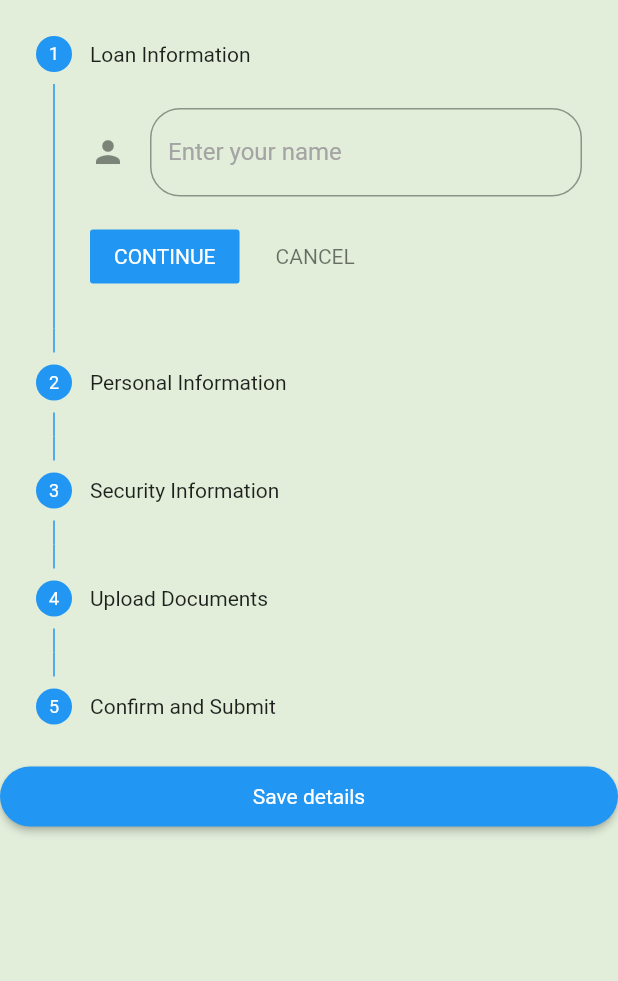
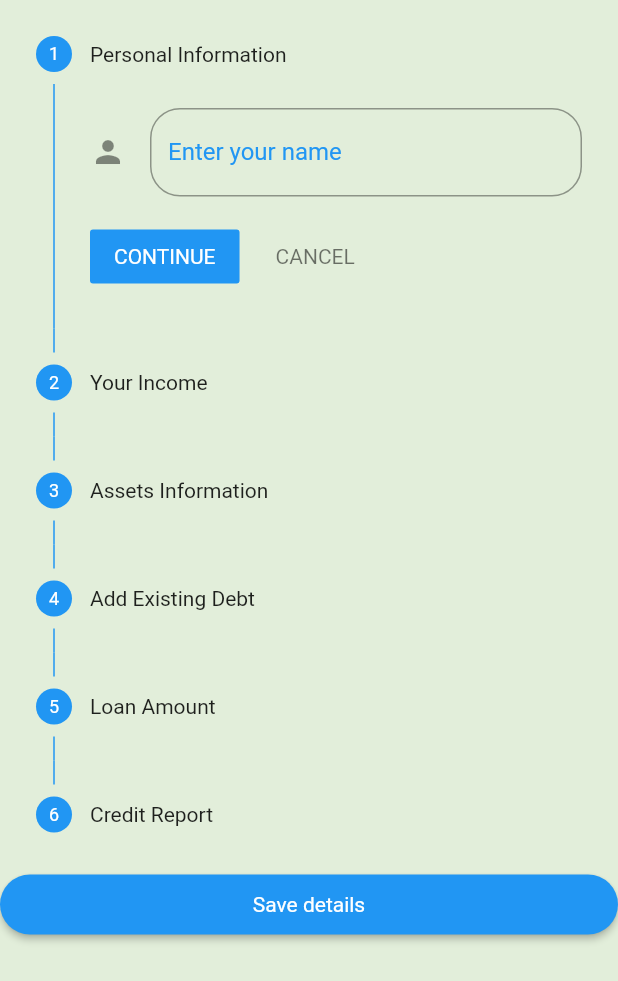
Before and after one commit to RoboCOVA/ligmone, a Flutter app: the StepperBody widget shown alone on an empty page, opened directly, on a phone screen of 412 x 824 dp. Shown: the top 981 px of the screen. Run offline on Flutter 3.47's test engine with Material 2 defaults, Android fonts, the light colour scheme and no system bars; our stand-ins replace cloud_firestore, firebase_auth, firebase_storage, font_awesome_flutter, google_fonts, google_sign_in and 2 more; missing offline and left inert: flutter_facebook_login; accounts and stored records are empty.

Commit message:
added scroll to application steps page

```diff
--- a/lib/loginScreen/applicationForm.dart
+++ b/lib/loginScreen/applicationForm.dart
@@ -1,9 +1,11 @@
 import 'package:flutter/material.dart';
+import 'package:flutter/rendering.dart';
 import 'package:font_awesome_flutter/font_awesome_flutter.dart';
 //import 'package:ligmone/screens/bottomNavigation.dart';
 import 'package:ligmone/screens/costPlan.dart';
 
 List<GlobalKey<FormState>> formKeys = [
+  GlobalKey<FormState>(),
   GlobalKey<FormState>(),
   GlobalKey<FormState>(),
   GlobalKey<FormState>(),
@@ -27,6 +29,7 @@ class MyData {
 }
 
 class MyAppScreenMode extends State<ApplicationForm> {
+  ScrollController _scrollController = new ScrollController();
   @override
   Widget build(BuildContext context) {
     return Scaffold(
@@ -50,6 +53,7 @@ class MyAppScreenMode extends State<ApplicationForm> {
                   ),
                 }),
       ),
+
       body: StepperBody(),
     );
   }
@@ -84,7 +88,7 @@ class _StepperBodyState extends State<StepperBody> {
 
   List<Step> steps = [
     Step(
-        title: const Text('Loan Information'),
+        title: const Text('Personal Information'),
         //subtitle: const Text('Enter your name'),
         isActive: true,
         //state: StepState.error,
@@ -120,7 +124,7 @@ class _StepperBodyState extends State<StepperBody> {
           ),
         )),
     Step(
-        title: const Text('Personal Information'),
+        title: const Text('Your Income'),
         //subtitle: const Text('Subtitle'),
         isActive: true,
         //state: StepState.editing,
@@ -130,12 +134,12 @@ class _StepperBodyState extends State<StepperBody> {
           child: Column(
             children: <Widget>[
               TextFormField(
-                keyboardType: TextInputType.phone,
+                keyboardType: TextInputType.number,
                 autocorrect: false,
                 // ignore: missing_return
                 validator: (value) {
                   if (value.isEmpty || value.length < 10) {
-                    return 'Please enter valid number';
+                    return 'Please enter your income';
                   }
                 },
                 onSaved: (String value) {
@@ -143,9 +147,9 @@ class _StepperBodyState extends State<StepperBody> {
                 },
                 maxLines: 1,
                 decoration: InputDecoration(
-                    labelText: 'Enter your number',
-                    hintText: 'Enter a number',
-                    icon: const Icon(Icons.phone),
+                    labelText: 'Enter your income',
+                    hintText: 'Enter an income',
+                    icon: const Icon(Icons.attach_money),
                     labelStyle:
                         TextStyle(decorationStyle: TextDecorationStyle.solid)),
               ),
@@ -153,7 +157,7 @@ class _StepperBodyState extends State<StepperBody> {
           ),
         )),
     Step(
-        title: const Text('Security Information'),
+        title: const Text('Assets Information'),
         // subtitle: const Text('Subtitle'),
         isActive: true,
         state: StepState.indexed,
@@ -163,12 +167,12 @@ class _StepperBodyState extends State<StepperBody> {
           child: Column(
             children: <Widget>[
               TextFormField(
-                keyboardType: TextInputType.emailAddress,
+                keyboardType: TextInputType.text,
                 autocorrect: false,
                 // ignore: missing_return
                 validator: (value) {
-                  if (value.isEmpty || !value.contains('@')) {
-                    return 'Please enter valid email';
+                  if (value.isEmpty) {
+                    return 'Please enter your assets, e.g house, apartment';
                   }
                 },
                 onSaved: (String value) {
@@ -176,9 +180,9 @@ class _StepperBodyState extends State<StepperBody> {
                 },
                 maxLines: 1,
                 decoration: InputDecoration(
-                    labelText: 'Enter your email',
-                    hintText: 'Enter a email address',
-                    icon: const Icon(Icons.email),
+                    labelText: 'Add your Asset',
+                    hintText: 'Please add your asset',
+                    icon: const Icon(Icons.home),
                     labelStyle:
                         TextStyle(decorationStyle: TextDecorationStyle.solid)),
               ),
@@ -186,7 +190,7 @@ class _StepperBodyState extends State<StepperBody> {
           ),
         )),
     Step(
-        title: const Text('Upload Documents'),
+        title: const Text('Add Existing Debt'),
         // subtitle: const Text('Subtitle'),
         isActive: true,
         state: StepState.indexed,
@@ -196,12 +200,12 @@ class _StepperBodyState extends State<StepperBody> {
           child: Column(
             children: <Widget>[
               TextFormField(
-                keyboardType: TextInputType.emailAddress,
+                keyboardType: TextInputType.number,
                 autocorrect: false,
                 // ignore: missing_return
                 validator: (value) {
-                  if (value.isEmpty || !value.contains('@')) {
-                    return 'Please enter add all Documents';
+                  if (value.isEmpty) {
+                    return 'Please enter add if you have a debt';
                   }
                 },
                 onSaved: (String value) {
@@ -209,9 +213,9 @@ class _StepperBodyState extends State<StepperBody> {
                 },
                 maxLines: 1,
                 decoration: InputDecoration(
-                    labelText: 'Enter your email',
-                    hintText: 'Enter a email address',
-                    icon: const Icon(Icons.email),
+                    labelText: 'add your debt',
+                    hintText: 'Enter your debt, if applicable',
+                    icon: const Icon(Icons.money_off),
                     labelStyle:
                         TextStyle(decorationStyle: TextDecorationStyle.solid)),
               ),
@@ -219,7 +223,7 @@ class _StepperBodyState extends State<StepperBody> {
           ),
         )),
     Step(
-        title: const Text('Confirm and Submit'),
+        title: const Text('Loan Amount'),
         // subtitle: const Text('Subtitle'),
         isActive: true,
         state: StepState.indexed,
@@ -232,8 +236,8 @@ class _StepperBodyState extends State<StepperBody> {
                 autocorrect: false,
                 // ignore: missing_return
                 validator: (value) {
-                  if (value.isEmpty || value.length > 2) {
-                    return 'Please enter valid age';
+                  if (value.isEmpty || value.length < 3) {
+                    return 'Please enter valid number';
                   }
                 },
                 maxLines: 1,
@@ -241,8 +245,8 @@ class _StepperBodyState extends State<StepperBody> {
                   data.age = value;
                 },
                 decoration: InputDecoration(
-                    labelText: 'Enter your age',
-                    hintText: 'Enter age',
+                    labelText: 'Enter Amount of loan',
+                    hintText: 'Enter Amount of loan',
                     icon: const Icon(Icons.explicit),
                     labelStyle:
                         TextStyle(decorationStyle: TextDecorationStyle.solid)),
@@ -250,12 +254,38 @@ class _StepperBodyState extends State<StepperBody> {
             ],
           ),
         )),
-    //  Step(
-    //     title: const Text('Fifth Step'),
-    //     subtitle: const Text('Subtitle'),
-    //     isActive: true,
-    //     state: StepState.complete,
-    //     content: const Text('Enjoy Step Fifth'))
+    Step(
+        title: const Text('Credit Report'),
+        // subtitle: const Text('Subtitle'),
+        isActive: true,
+        state: StepState.indexed,
+        content: Form(
+          key: formKeys[5],
+          child: Column(
+            children: <Widget>[
+              TextFormField(
+                keyboardType: TextInputType.text,
+                autocorrect: false,
+                // ignore: missing_return
+                validator: (value) {
+                  if (value.isEmpty || value.length > 4) {
+                    return 'Please enter valid number';
+                  }
+                },
+                maxLines: 1,
+                onSaved: (String value) {
+                  data.age = value;
+                },
+                decoration: InputDecoration(
+                    labelText: 'Enter Your Credit',
+                    hintText: 'Enter Your Credit Report',
+                    icon: const Icon(Icons.explicit),
+                    labelStyle:
+                        TextStyle(decorationStyle: TextDecorationStyle.solid)),
+              ),
+            ],
+          ),
+        )),
   ];
 
   @override
@@ -282,15 +312,13 @@ class _StepperBodyState extends State<StepperBody> {
             child: AlertDialog(
               title: Text("Details"),
               //content:  Text("Hello World"),
-              content: SingleChildScrollView(
-                child: ListBody(
+              content: ListBody(
                 children: <Widget>[
                   Text("Name : " + data.name),
                   Text("Phone : " + data.phone),
                   Text("Email : " + data.email),
                   Text("Age : " + data.age),
                 ],
-                ),
               ),
               actions: <Widget>[
                 FlatButton(
@@ -307,6 +335,7 @@ class _StepperBodyState extends State<StepperBody> {
     return Container(
       child: ListView(children: <Widget>[
         Stepper(
+          physics: ClampingScrollPhysics(),
           steps: steps,
           type: StepperType.vertical,
           currentStep: this.currStep,
@@ -344,6 +373,7 @@ class _StepperBodyState extends State<StepperBody> {
           onPressed: _submitDetails,
           color: Colors.blue,
         ),
-    ]));
+      ]),
+    );
   }
 }
--- a/lib/screens/costPlan.dart
+++ b/lib/screens/costPlan.dart
@@ -31,7 +31,7 @@ class _CostPlanState extends State<CostPlan> {
                 }),
         title: Text("Plans"),
         actions: <Widget>[
-          IconButton(icon: Icon(FontAwesomeIcons.coins), onPressed: () {}),
+          // IconButton(icon: Icon(FontAwesomeIcons.coins), onPressed: () {}),
           IconButton(
               icon: Icon(FontAwesomeIcons.ellipsisV),
               onPressed: () {
--- a/lib/screens/userAccounts.dart
+++ b/lib/screens/userAccounts.dart
@@ -26,10 +26,8 @@ class _UserAccountsState extends State<UserAccounts> {
             children: <Widget>[
               DrawerHeader(
                   decoration: BoxDecoration(
-                      gradient: LinearGradient(colors: <Color>[
-                    Colors.deepOrange[50],
-                    Colors.orangeAccent
-                  ])),
+                      gradient: LinearGradient(
+                          colors: <Color>[Colors.blue, Colors.blue[300]])),
                   child: Container(
                     child: Column(
                       children: [
--- a/lib/utils/appTheme.dart
+++ b/lib/utils/appTheme.dart
@@ -3,13 +3,14 @@ import 'package:flutter/material.dart';
 class AppTheme {
   //Color _lightGreen = Color.fromARGB(255, 213, 235, 220);
   Color _lightGreen = Color.fromARGB(255, 226, 238, 218);
-  Color _lightGrey = Color.fromARGB(255, 164, 164, 164);
+  Color _lightGrey = Colors.blue;
+  //Color _lightGrey = Color.fromARGB(255, 164, 164, 164);
   Color _darkerGrey = Color.fromARGB(255, 119, 124, 135);
 
   ThemeData buildTheme() {
     return ThemeData(
       canvasColor: _lightGreen,
-      primaryColor: _lightGreen,
+      primaryColor: _lightGrey,
       accentColor: _lightGrey,
       secondaryHeaderColor: _darkerGrey,
       hintColor: _lightGrey,
```
Lines whose indentation alone changed are shown as unchanged.
